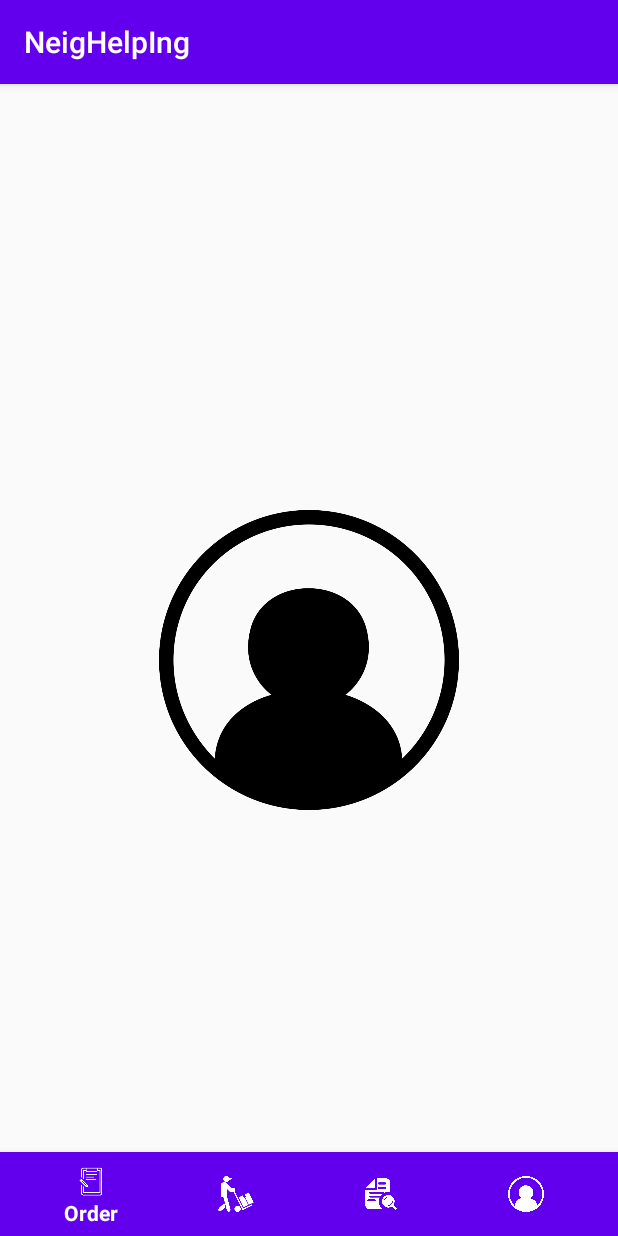
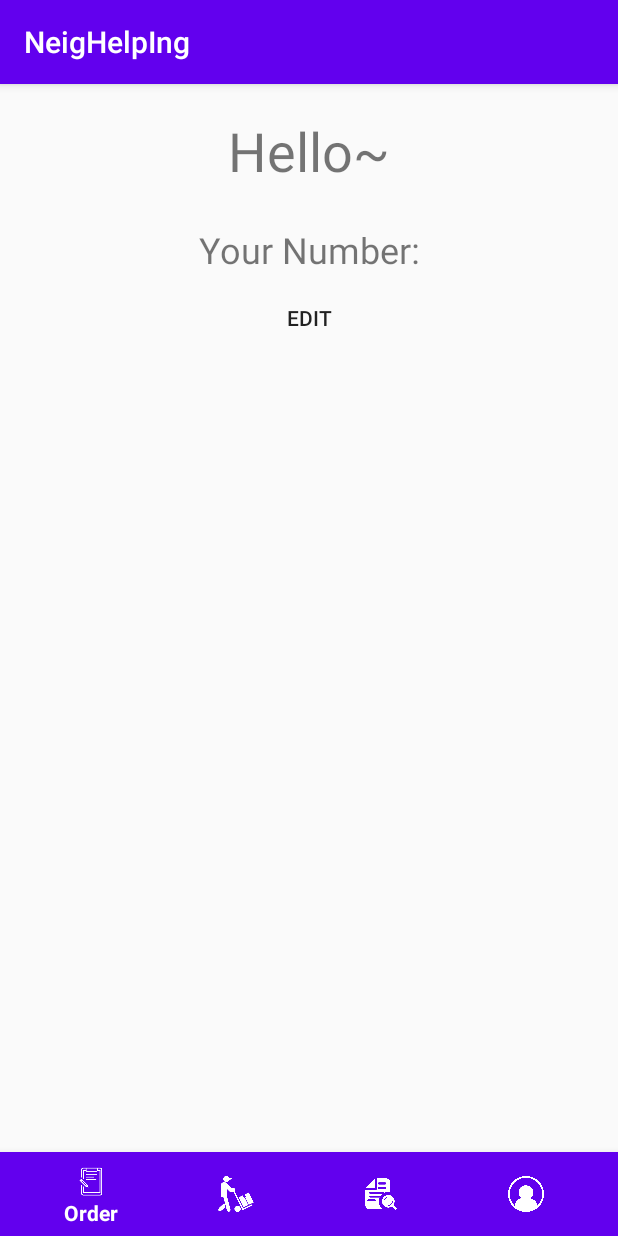
Before and after one commit to ansonmak3143/300CEM_ASSIGNMENT, an Android app: the screen it shows after launch (MainActivity), on a phone screen of 412 x 824 dp. Run offline under Robolectric (Android 15) with nearby library versions, the phone set to English and light mode, and no system bars.

Commit message:
update UI setting
Signed-off-by: Mak Wing Hong <ansonmak3143@gmail.com>

```diff
--- a/app/src/main/res/layout/fragment_user.xml
+++ b/app/src/main/res/layout/fragment_user.xml
@@ -6,12 +6,139 @@
     tools:context=".OrderFragment"
     >
 
+    <LinearLayout
+        android:layout_width="match_parent"
+        android:layout_height="wrap_content"
+        android:orientation="vertical">
 
-    <ImageView
-        android:id="@+id/imageView"
-        android:layout_width="200dp"
-        android:layout_height="200dp"
-        android:layout_gravity="center"
-        android:src="@drawable/user"
-        />
+        <TextView
+            android:id="@+id/welcomeUser"
+            android:layout_width="match_parent"
+            android:layout_height="wrap_content"
+            android:layout_margin="20dp"
+            android:gravity="center"
+            android:text="@string/welcomeUser"
+            android:textSize="36sp" />
+
+        <TextView
+            android:id="@+id/userPhoneNumber"
+            android:layout_width="match_parent"
+            android:layout_height="wrap_content"
+            android:layout_margin="5dp"
+            android:gravity="center"
+            android:text="@string/userPhoneNumber"
+            android:textSize="24sp" />
+
+        <LinearLayout
+            android:layout_width="match_parent"
+            android:layout_height="match_parent"
+            android:orientation="vertical"
+            android:visibility="gone">
+
+            <LinearLayout
+                android:layout_width="match_parent"
+                android:layout_height="match_parent"
+                android:orientation="horizontal">
+
+                <TextView
+                    android:id="@+id/registerName"
+                    android:layout_width="wrap_content"
+                    android:layout_height="wrap_content"
+                    android:layout_weight="1"
+                    android:text="@string/registerName" />
+
+                <EditText
+                    android:id="@+id/userInputRegisterName"
+                    android:layout_width="wrap_content"
+                    android:layout_height="wrap_content"
+                    android:layout_weight="1"
+                    android:ems="10"
+                    android:hint="@string/registerNameHints"
+                    android:importantForAutofill="no"
+                    android:inputType="textPersonName" />
+            </LinearLayout>
+
+            <TextView
+                android:id="@+id/editName"
+                android:layout_width="match_parent"
+                android:layout_height="wrap_content"
+                android:layout_weight="1"
+                android:text="@string/registerName" />
+
+            <EditText
+                android:id="@+id/userInputEditName"
+                android:layout_width="match_parent"
+                android:layout_height="wrap_content"
+                android:layout_weight="1"
+                android:ems="10"
+                android:hint="@string/registerNameHints"
+                android:importantForAutofill="no"
+                android:inputType="textPersonName" />
+
+            <LinearLayout
+                android:layout_width="match_parent"
+                android:layout_height="match_parent"
+                android:orientation="horizontal">
+
+                <TextView
+                    android:id="@+id/registerPhone"
+                    android:layout_width="wrap_content"
+                    android:layout_height="wrap_content"
+                    android:layout_weight="1"
+                    android:text="@string/registerPhone" />
+
+                <EditText
+                    android:id="@+id/userInputRegisterPhone"
+                    android:layout_width="wrap_content"
+                    android:layout_height="wrap_content"
+                    android:layout_weight="1"
+                    android:ems="10"
+                    android:hint="@string/registerPhoneHints"
+                    android:importantForAutofill="no"
+                    android:inputType="phone" />
+            </LinearLayout>
+
+            <TextView
+                android:id="@+id/EditPhone"
+                android:layout_width="match_parent"
+                android:layout_height="wrap_content"
+                android:layout_weight="1"
+                android:text="@string/registerPhone" />
+
+            <EditText
+                android:id="@+id/userInputEditPhone"
+                android:layout_width="match_parent"
+                android:layout_height="wrap_content"
+                android:layout_weight="1"
+                android:ems="10"
+                android:hint="@string/registerPhoneHints"
+                android:importantForAutofill="no"
+                android:inputType="phone" />
+        </LinearLayout>
+
+        <LinearLayout
+            android:layout_width="match_parent"
+            android:layout_height="match_parent"
+            android:orientation="horizontal">
+
+            <Button
+                android:id="@+id/userInforEdit"
+                android:layout_width="wrap_content"
+                android:layout_height="wrap_content"
+                android:layout_weight="1"
+                android:background="?android:attr/selectableItemBackground"
+                android:text="@string/userInforEdit"
+                android:visibility="visible" />
+
+            <Button
+                android:id="@+id/userInforSubmit"
+                android:layout_width="wrap_content"
+                android:layout_height="wrap_content"
+                android:layout_weight="1"
+                android:background="?android:attr/selectableItemBackground"
+                android:text="@string/registerSubmit"
+                android:visibility="gone" />
+        </LinearLayout>
+
+    </LinearLayout>
 </FrameLayout>
```
Also changed, not shown: app/src/main/res/layout/fragment_order.xml (+4 -8 lines), app/src/main/res/layout/fragment_pickorder.xml (+4 -8 lines), app/src/main/res/layout/fragment_register.xml (added, +77 -0 lines), app/src/main/res/layout/fragment_vieworder.xml (+4 -8 lines), app/src/main/res/layout/pickorder_list_item.xml (added, +55 -0 lines), app/src/main/res/layout/vieworder_list_item.xml (added, +50 -0 lines).
